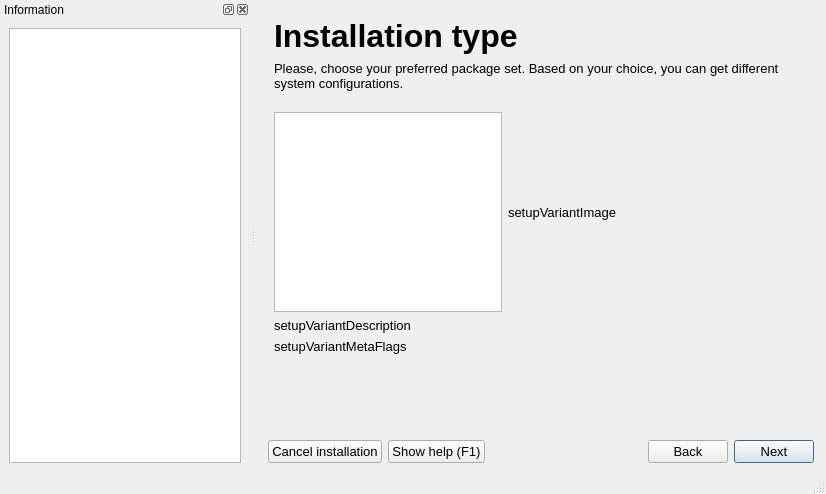
Before: the Qt Designer form guiinstaller/guisetup/mainwindow.ui in aix27249/mpkg, drawn with Qt 5.
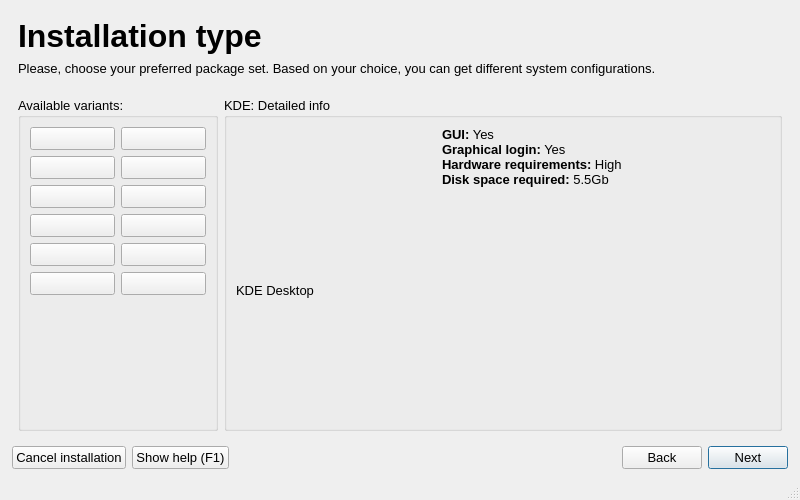
After: the same form once the commit is applied. The open tabs and pages were chosen to show the change. Icons and pictures are not drawn.

Commit message: remake of install variants

```diff
--- a/guiinstaller/guisetup/mainwindow.ui
+++ b/guiinstaller/guisetup/mainwindow.ui
@@ -6,8 +6,8 @@
    <rect>
     <x>0</x>
     <y>0</y>
-    <width>826</width>
-    <height>494</height>
+    <width>800</width>
+    <height>500</height>
    </rect>
   </property>
   <property name="maximumSize">
@@ -916,66 +916,276 @@
         <item>
          <layout class="QHBoxLayout" name="horizontalLayout_3">
           <item>
-           <widget class="QListWidget" name="setupVariantsListWidget">
+           <widget class="QGroupBox" name="installTypeGroupBox">
+            <property name="sizePolicy">
+             <sizepolicy hsizetype="Fixed" vsizetype="Preferred">
+              <horstretch>0</horstretch>
+              <verstretch>0</verstretch>
+             </sizepolicy>
+            </property>
+            <property name="minimumSize">
+             <size>
+              <width>200</width>
+              <height>0</height>
+             </size>
+            </property>
             <property name="maximumSize">
              <size>
-              <width>16777215</width>
+              <width>200</width>
               <height>16777215</height>
              </size>
             </property>
+            <property name="title">
+             <string>Available variants:</string>
+            </property>
+            <layout class="QVBoxLayout" name="verticalLayout_42">
+             <item>
+              <layout class="QGridLayout" name="availableVariantsLayout">
+               <item row="0" column="0">
+                <widget class="QPushButton" name="sv1Button">
+                 <property name="text">
+                  <string notr="true"/>
+                 </property>
+                 <property name="iconSize">
+                  <size>
+                   <width>72</width>
+                   <height>72</height>
+                  </size>
+                 </property>
+                 <property name="flat">
+                  <bool>false</bool>
+                 </property>
+                </widget>
+               </item>
+               <item row="3" column="0">
+                <widget class="QPushButton" name="sv7Button">
+                 <property name="iconSize">
+                  <size>
+                   <width>72</width>
+                   <height>72</height>
+                  </size>
+                 </property>
+                </widget>
+               </item>
+               <item row="2" column="0">
+                <widget class="QPushButton" name="sv5Button">
+                 <property name="text">
+                  <string/>
+                 </property>
+                 <property name="iconSize">
+                  <size>
+                   <width>72</width>
+                   <height>72</height>
+                  </size>
+                 </property>
+                </widget>
+               </item>
+               <item row="1" column="0">
+                <widget class="QPushButton" name="sv3Button">
+                 <property name="text">
+                  <string/>
+                 </property>
+                 <property name="iconSize">
+                  <size>
+                   <width>72</width>
+                   <height>72</height>
+                  </size>
+                 </property>
+                </widget>
+               </item>
+               <item row="0" column="1">
+                <widget class="QPushButton" name="sv2Button">
+                 <property name="text">
+                  <string/>
+                 </property>
+                 <property name="iconSize">
+                  <size>
+                   <width>72</width>
+                   <height>72</height>
+                  </size>
+                 </property>
+                 <property name="default">
+                  <bool>false</bool>
+                 </property>
+                </widget>
+               </item>
+               <item row="1" column="1">
+                <widget class="QPushButton" name="sv4Button">
+                 <property name="text">
+                  <string/>
+                 </property>
+                 <property name="iconSize">
+                  <size>
+                   <width>72</width>
+                   <height>72</height>
+                  </size>
+                 </property>
+                </widget>
+               </item>
+               <item row="2" column="1">
+                <widget class="QPushButton" name="sv6Button">
+                 <property name="text">
+                  <string/>
+                 </property>
+                 <property name="iconSize">
+                  <size>
+                   <width>72</width>
+                   <height>72</height>
+                  </size>
+                 </property>
+                </widget>
+               </item>
+               <item row="3" column="1">
+                <widget class="QPushButton" name="sv8Button">
+                 <property name="iconSize">
+                  <size>
+                   <width>72</width>
+                   <height>72</height>
+                  </size>
+                 </property>
+                </widget>
+               </item>
+               <item row="4" column="0">
+                <widget class="QPushButton" name="sv9Button">
+                 <property name="iconSize">
+                  <size>
+                   <width>72</width>
+                   <height>72</height>
+                  </size>
+                 </property>
+                </widget>
+               </item>
+               <item row="4" column="1">
+                <widget class="QPushButton" name="sv10Button">
+                 <property name="iconSize">
+                  <size>
+                   <width>72</width>
+                   <height>72</height>
+                  </size>
+                 </property>
+                </widget>
+               </item>
+               <item row="5" column="0">
+                <widget class="QPushButton" name="sv11Button">
+                 <property name="iconSize">
+                  <size>
+                   <width>72</width>
+                   <height>72</height>
+                  </size>
+                 </property>
+                </widget>
+               </item>
+               <item row="5" column="1">
+                <widget class="QPushButton" name="sv12Button">
+                 <property name="iconSize">
+                  <size>
+                   <width>72</width>
+                   <height>72</height>
+                  </size>
+                 </property>
+                </widget>
+               </item>
+               <item row="6" column="0">
+                <spacer name="verticalSpacer_25">
+                 <property name="orientation">
+                  <enum>Qt::Vertical</enum>
+                 </property>
+                 <property name="sizeHint" stdset="0">
+                  <size>
+                   <width>20</width>
+                   <height>40</height>
+                  </size>
+                 </property>
+                </spacer>
+               </item>
+              </layout>
+             </item>
+            </layout>
            </widget>
           </item>
           <item>
-           <widget class="QLabel" name="setupVariantImage">
-            <property name="sizePolicy">
-             <sizepolicy hsizetype="Fixed" vsizetype="Fixed">
-              <horstretch>0</horstretch>
-              <verstretch>0</verstretch>
-             </sizepolicy>
+           <widget class="QGroupBox" name="setupVariantInfoGroupBox">
+            <property name="title">
+             <string>KDE: Detailed info</string>
             </property>
-            <property name="minimumSize">
-             <size>
-              <width>300</width>
-              <height>200</height>
-             </size>
-            </property>
-            <property name="text">
-             <string>setupVariantImage</string>
-            </property>
+            <layout class="QVBoxLayout" name="verticalLayout_28">
+             <item>
+              <layout class="QGridLayout" name="gridLayout_5">
+               <item row="0" column="0">
+                <widget class="QLabel" name="setupVariantImage">
+                 <property name="sizePolicy">
+                  <sizepolicy hsizetype="Fixed" vsizetype="Fixed">
+                   <horstretch>0</horstretch>
+                   <verstretch>0</verstretch>
+                  </sizepolicy>
+                 </property>
+                 <property name="minimumSize">
+                  <size>
+                   <width>200</width>
+                   <height>150</height>
+                  </size>
+                 </property>
+                 <property name="maximumSize">
+                  <size>
+                   <width>200</width>
+                   <height>150</height>
+                  </size>
+                 </property>
+                 <property name="text">
+                  <string/>
+                 </property>
+                </widget>
+               </item>
+               <item row="0" column="1">
+                <widget class="QLabel" name="setupVariantMetaFlags">
+                 <property name="text">
+                  <string>&lt;!DOCTYPE HTML PUBLIC &quot;-//W3C//DTD HTML 4.0//EN&quot; &quot;http://www.w3.org/TR/REC-html40/strict.dtd&quot;&gt;
+&lt;html&gt;&lt;head&gt;&lt;meta name=&quot;qrichtext&quot; content=&quot;1&quot; /&gt;&lt;style type=&quot;text/css&quot;&gt;
+p, li { white-space: pre-wrap; }
+&lt;/style&gt;&lt;/head&gt;&lt;body style=&quot; font-family:'Tahoma'; font-size:10pt; font-weight:400; font-style:normal;&quot;&gt;
+&lt;p style=&quot; margin-top:0px; margin-bottom:0px; margin-left:0px; margin-right:0px; -qt-block-indent:0; text-indent:0px;&quot;&gt;&lt;span style=&quot; font-weight:600;&quot;&gt;GUI:&lt;/span&gt; Yes&lt;/p&gt;
+&lt;p style=&quot; margin-top:0px; margin-bottom:0px; margin-left:0px; margin-right:0px; -qt-block-indent:0; text-indent:0px;&quot;&gt;&lt;span style=&quot; font-weight:600;&quot;&gt;Graphical login:&lt;/span&gt; Yes&lt;/p&gt;
+&lt;p style=&quot; margin-top:0px; margin-bottom:0px; margin-left:0px; margin-right:0px; -qt-block-indent:0; text-indent:0px;&quot;&gt;&lt;span style=&quot; font-weight:600;&quot;&gt;Hardware requirements:&lt;/span&gt; High&lt;/p&gt;
+&lt;p style=&quot; margin-top:0px; margin-bottom:0px; margin-left:0px; margin-right:0px; -qt-block-indent:0; text-indent:0px;&quot;&gt;&lt;span style=&quot; font-weight:600;&quot;&gt;Disk space required:&lt;/span&gt; 5.5Gb&lt;/p&gt;&lt;/body&gt;&lt;/html&gt;</string>
+                 </property>
+                 <property name="alignment">
+                  <set>Qt::AlignLeading|Qt::AlignLeft|Qt::AlignTop</set>
+                 </property>
+                 <property name="wordWrap">
+                  <bool>true</bool>
+                 </property>
+                </widget>
+               </item>
+              </layout>
+             </item>
+             <item>
+              <widget class="QLabel" name="setupVariantDescription">
+               <property name="text">
+                <string>KDE Desktop</string>
+               </property>
+               <property name="wordWrap">
+                <bool>true</bool>
+               </property>
+              </widget>
+             </item>
+             <item>
+              <spacer name="verticalSpacer_12">
+               <property name="orientation">
+                <enum>Qt::Vertical</enum>
+               </property>
+               <property name="sizeHint" stdset="0">
+                <size>
+                 <width>20</width>
+                 <height>86</height>
+                </size>
+               </property>
+              </spacer>
+             </item>
+            </layout>
            </widget>
           </item>
          </layout>
         </item>
-        <item>
-         <widget class="QLabel" name="setupVariantDescription">
-          <property name="text">
-           <string>setupVariantDescription</string>
-          </property>
-          <property name="wordWrap">
-           <bool>true</bool>
-          </property>
-         </widget>
-        </item>
-        <item>
-         <widget class="QLabel" name="setupVariantMetaFlags">
-          <property name="text">
-           <string>setupVariantMetaFlags</string>
-          </property>
-         </widget>
-        </item>
-        <item>
-         <spacer name="verticalSpacer_12">
-          <property name="orientation">
-           <enum>Qt::Vertical</enum>
-          </property>
-          <property name="sizeHint" stdset="0">
-           <size>
-            <width>20</width>
-            <height>63</height>
-           </size>
-          </property>
-         </spacer>
-        </item>
        </layout>
       </widget>
       <widget class="QWidget" name="page_2">
@@ -2651,30 +2861,6 @@
    </layout>
   </widget>
   <widget class="QStatusBar" name="statusbar"/>
-  <widget class="QDockWidget" name="helpBrowserDockWidget">
-   <property name="minimumSize">
-    <size>
-     <width>100</width>
-     <height>129</height>
-    </size>
-   </property>
-   <property name="features">
-    <set>QDockWidget::AllDockWidgetFeatures</set>
-   </property>
-   <property name="windowTitle">
-    <string>Information</string>
-   </property>
-   <attribute name="dockWidgetArea">
-    <number>1</number>
-   </attribute>
-   <widget class="QWidget" name="dockWidgetContents">
-    <layout class="QVBoxLayout" name="verticalLayout">
-     <item>
-      <widget class="QTextBrowser" name="helpBrowser"/>
-     </item>
-    </layout>
-   </widget>
-  </widget>
  </widget>
  <tabstops>
   <tabstop>nextButton</tabstop>
```
Left out of the diff: 7 changed lines with no effect on the pictures. The commit also changes 4 other files.
